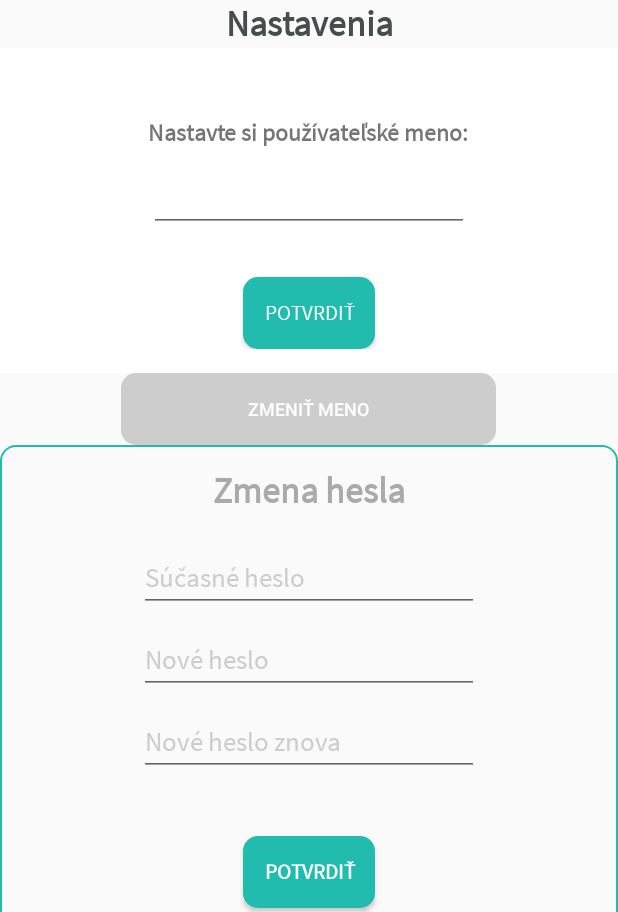
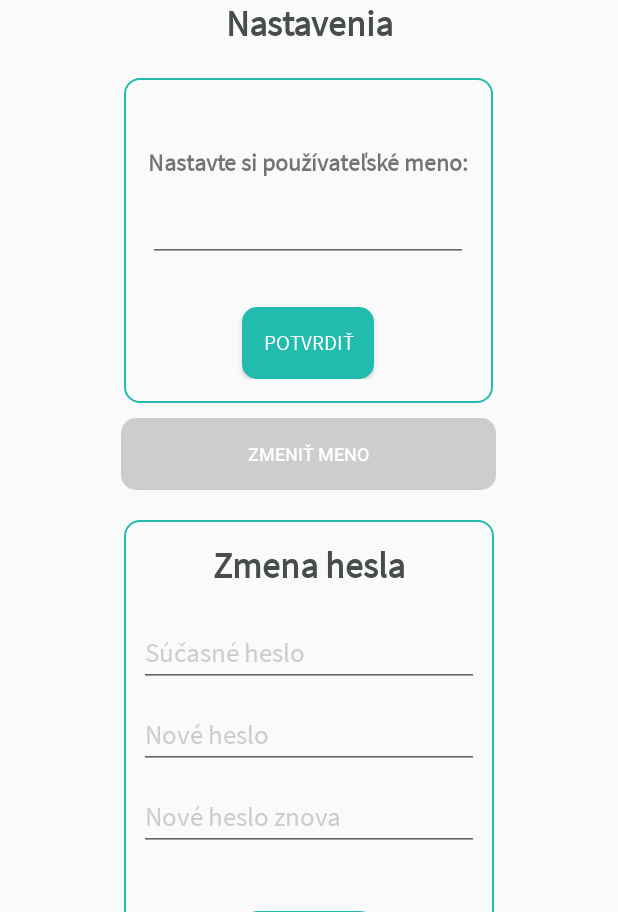
Before and after one commit to zuzanafertalova/TeaZone, an Android app: the SettingsActivity screen opened directly, with no data from a screen before it, after a tap on "POTVRDIŤ", on a phone screen of 412 x 824 dp, the part 324-1236 px from its top. Run offline under Robolectric (Android 15) with nearby library versions, the phone set to English and light mode, and no system bars; our stand-ins replace Firebase (no records; nobody signed in at launch, a user with empty details on screens opened directly); libraries missing offline, so code that uses them is left out: com.algolia.search; 4 statements that could not run were skipped.

Commit message:
settings

```diff
--- /dev/null
+++ b/app/src/main/java/sk/upjs/ics/android/teazoneinc/SettingsScreenFragments/ChangeDescribFragment.kt
@@ -0,0 +1,14 @@
+package sk.upjs.ics.android.teazoneinc.SettingsScreenFragments
+
+import android.os.Bundle
+import android.view.LayoutInflater
+import android.view.View
+import android.view.ViewGroup
+import androidx.fragment.app.Fragment
+import sk.upjs.ics.android.teazoneinc.R
+
+class ChangeDescribFragment : Fragment() {
+    override fun onCreateView(inflater: LayoutInflater, container: ViewGroup?, savedInstanceState: Bundle?): View? {
+        return inflater.inflate(R.layout.fragment_change_describ, container, false)
+    }
+}
--- /dev/null
+++ b/app/src/main/java/sk/upjs/ics/android/teazoneinc/SettingsScreenFragments/ChangeProfilePicFragment.kt
@@ -0,0 +1,16 @@
+package sk.upjs.ics.android.teazoneinc.SettingsScreenFragments
+
+import android.os.Bundle
+import android.view.LayoutInflater
+import android.view.View
+import android.view.ViewGroup
+import androidx.fragment.app.Fragment
+import sk.upjs.ics.android.teazoneinc.R
+
+class ChangeProfilePicFragment : Fragment() {
+
+    override fun onCreateView(inflater: LayoutInflater, container: ViewGroup?, savedInstanceState: Bundle?)
+            : View? {
+        return inflater.inflate(R.layout.fragment_change_profile_pic, container, false)
+    }
+}
--- a/app/src/main/res/layout/activity_settings.xml
+++ b/app/src/main/res/layout/activity_settings.xml
@@ -56,6 +56,7 @@
                 android:layout_width="match_parent"
                 android:layout_height="wrap_content"
                 android:layout_gravity="center"
+                android:layout_marginBottom="10sp"
                 android:fontFamily="@font/source_sans_pro"
                 android:gravity="center"
                 android:text="Nastavenia"
@@ -66,15 +67,17 @@
             <fragment
                 android:id="@+id/fragmentChangeUsername"
                 android:name="sk.upjs.ics.android.teazoneinc.Activities.SetUsernameFragment"
-                android:layout_width="match_parent"
+                android:layout_width="wrap_content"
                 android:layout_height="wrap_content"
-                android:layout_gravity="center" />
+                android:layout_gravity="center"
+                android:layout_margin="10sp" />
 
             <Button
                 android:id="@+id/buttonChangeUsername"
                 android:layout_width="250sp"
                 android:layout_height="wrap_content"
                 android:layout_gravity="center"
+                android:layout_marginBottom="10sp"
                 android:background="@drawable/button_grey"
                 android:text="ZMENIŤ MENO"
                 android:textColor="@color/white"
@@ -84,37 +87,57 @@
             <fragment
                 android:id="@+id/fragmentChangePassword"
                 android:name="sk.upjs.ics.android.teazoneinc.SettingsScreenFragments.ChangePasswordFragment"
-                android:layout_width="match_parent"
+                android:layout_width="wrap_content"
                 android:layout_height="wrap_content"
-                android:layout_gravity="center" />
+                android:layout_gravity="center"
+                android:layout_margin="10sp" />
 
             <Button
                 android:id="@+id/buttonChangePassword"
                 android:layout_width="250sp"
                 android:layout_height="wrap_content"
                 android:layout_gravity="center"
+                android:layout_marginBottom="10sp"
                 android:background="@drawable/button_darkgrey"
                 android:text="ZMENIŤ HESLO"
                 android:textColor="@color/white"
                 android:textIsSelectable="true"
                 android:textSize="12sp" />
 
+            <fragment
+                android:id="@+id/fragmentChangeProfilePic"
+                android:name="sk.upjs.ics.android.teazoneinc.SettingsScreenFragments.ChangeProfilePicFragment"
+                android:layout_width="wrap_content"
+                android:layout_height="wrap_content"
+                android:layout_gravity="center"
+                android:layout_margin="10sp" />
+
             <Button
                 android:id="@+id/buttonChangeProfilePic"
                 android:layout_width="250sp"
                 android:layout_height="wrap_content"
                 android:layout_gravity="center"
+                android:layout_marginBottom="10sp"
                 android:background="@drawable/button_turquoise"
                 android:text="ZMENIŤ PROFILOVÚ FOTKU"
                 android:textColor="@color/white"
                 android:textIsSelectable="true"
                 android:textSize="12sp" />
 
+            <fragment
+                android:id="@+id/fragmentChangeDescrib"
+                android:name="sk.upjs.ics.android.teazoneinc.SettingsScreenFragments.ChangeDescribFragment"
+                android:layout_width="wrap_content"
+                android:layout_height="wrap_content"
+                android:layout_gravity="center"
+                android:layout_margin="10sp" />
+
             <Button
                 android:id="@+id/buttonChangeDescrib"
                 android:layout_width="250sp"
                 android:layout_height="wrap_content"
                 android:layout_gravity="center"
+                android:layout_marginBottom="10sp"
                 android:background="@drawable/button_grey"
                 android:text="ZMENIŤ POPIS"
                 android:textColor="@color/white"
@@ -126,6 +149,7 @@
                 android:layout_width="250sp"
                 android:layout_height="wrap_content"
                 android:layout_gravity="center"
+                android:layout_marginBottom="10sp"
                 android:background="@drawable/button_darkgrey"
                 android:text="ZMENIŤ ADRESU PODNIKU"
                 android:textColor="@color/white"
@@ -137,6 +161,7 @@
                 android:layout_width="250sp"
                 android:layout_height="wrap_content"
                 android:layout_gravity="center"
+                android:layout_marginBottom="10sp"
                 android:background="@drawable/button_turquoise"
                 android:text="ZMENIŤ TYP PODNIKU"
                 android:textColor="@color/white"
@@ -148,6 +173,7 @@
                 android:layout_width="250sp"
                 android:layout_height="wrap_content"
                 android:layout_gravity="center"
+                android:layout_marginBottom="10sp"
                 android:background="@drawable/button_grey"
                 android:text="JEDÁLNY/NÁPOJOVÝ LÍSTOK"
                 android:textColor="@color/white"
@@ -159,6 +185,7 @@
                 android:layout_width="250sp"
                 android:layout_height="wrap_content"
                 android:layout_gravity="center"
+                android:layout_marginBottom="10sp"
                 android:background="@drawable/button_darkgrey"
                 android:text="OTVÁRACIE HODINY"
                 android:textColor="@color/white"
@@ -171,6 +198,7 @@
                 android:layout_height="wrap_content"
                 android:layout_gravity="center"
                 android:layout_marginTop="30sp"
+                android:layout_marginBottom="10sp"
                 android:background="@drawable/button_red"
                 android:text="ODSTRÁNIŤ ÚČET"
                 android:textColor="@color/white"
--- a/app/src/main/res/layout/fragment_change_password.xml
+++ b/app/src/main/res/layout/fragment_change_password.xml
@@ -2,8 +2,9 @@
 <LinearLayout xmlns:android="http://schemas.android.com/apk/res/android"
     xmlns:app="http://schemas.android.com/apk/res-auto"
     xmlns:tools="http://schemas.android.com/tools"
-    android:layout_width="match_parent"
+    android:layout_width="wrap_content"
     android:layout_height="wrap_content"
+    android:layout_gravity="center_horizontal"
     android:layout_margin="10sp"
     android:background="@drawable/textview_border_green"
     android:orientation="vertical"
@@ -13,7 +14,7 @@
 
     <TextView
         android:id="@+id/tvChangePassword"
-        android:layout_width="match_parent"
+        android:layout_width="wrap_content"
         android:layout_height="wrap_content"
         android:layout_gravity="center"
         android:layout_marginTop="10sp"
@@ -21,7 +22,7 @@
         android:fontFamily="@font/source_sans_pro"
         android:gravity="center"
         android:text="Zmena hesla"
-        android:textColor="@color/colorGrey"
+        android:textColor="@color/colorGreyLogo"
         android:textSize="24sp"
         android:textStyle="bold" />
 
--- a/app/src/main/res/layout/fragment_fragment_profile.xml
+++ b/app/src/main/res/layout/fragment_fragment_profile.xml
@@ -24,7 +24,7 @@
 
     <de.hdodenhof.circleimageview.CircleImageView
         android:id="@+id/ivProfile_image"
-        android:layout_width="135dp"
+        android:layout_width="130sp"
         android:layout_height="130dp"
         app:civ_border_color="@color/colorGreenLogo"
         app:civ_border_width="3dp"
--- a/app/src/main/res/layout/fragment_set_username.xml
+++ b/app/src/main/res/layout/fragment_set_username.xml
@@ -1,8 +1,9 @@
 <?xml version="1.0" encoding="utf-8"?>
 <LinearLayout xmlns:android="http://schemas.android.com/apk/res/android"
-    android:layout_width="match_parent"
-    android:layout_height="match_parent"
-    android:background="@color/white"
+    android:layout_width="wrap_content"
+    android:layout_height="wrap_content"
+    android:layout_gravity="center_horizontal"
+    android:background="@drawable/textview_border_green"
     android:gravity="center_horizontal"
     android:orientation="vertical"
     android:padding="16sp">
```
Also changed, not shown: app/src/main/java/sk/upjs/ics/android/teazoneinc/Activities/SettingsActivity.kt (+46 -4 lines), app/src/main/res/layout/fragment_change_describ.xml (added, +30 -0 lines), app/src/main/res/layout/fragment_change_profile_pic.xml (added, +54 -0 lines).
